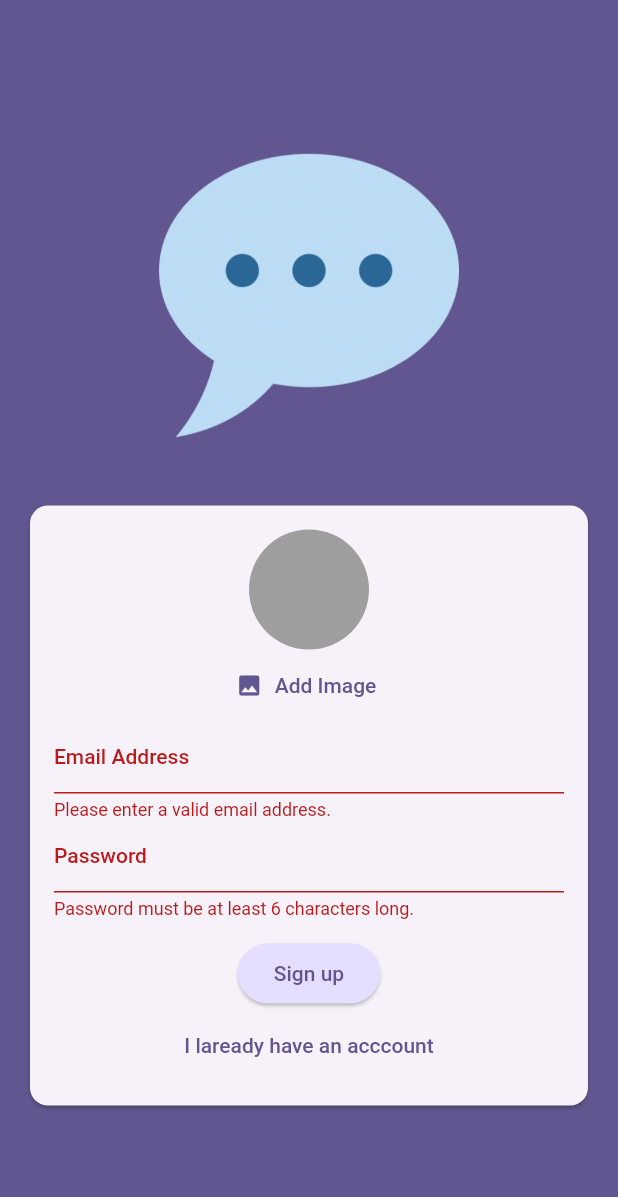
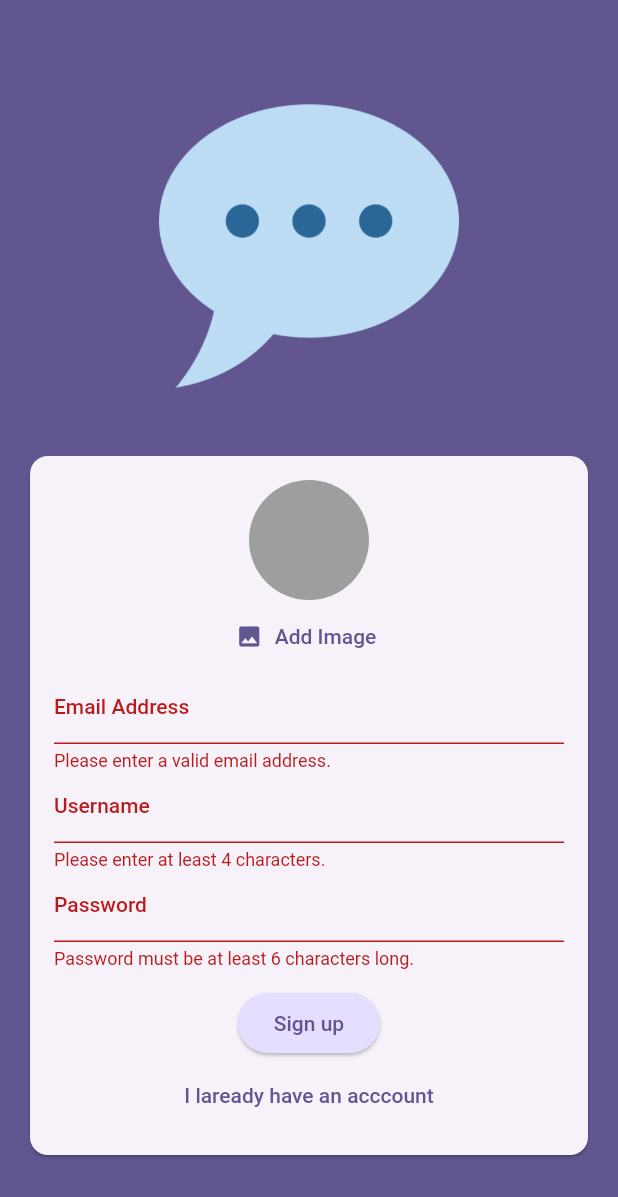
Before and after one commit to WinterAssassin/chat_app, a Flutter app: the screen it shows after launch, after a tap on "Login", after a tap on "Create an account", after a tap on "Sign up", on a phone screen of 412 x 824 dp. Shown: the top 1197 px of the screen. Run offline on Flutter 3.47's test engine with Material 2 defaults, Android fonts, the phone set to English and light mode, and no system bars; our stand-ins replace cloud_firestore, firebase_auth, firebase_core, firebase_storage, image_picker; accounts and stored records are empty.

Commit message:
Create username field, store data to firestore

```diff
--- a/chat_app/lib/screens/auth.dart
+++ b/chat_app/lib/screens/auth.dart
@@ -1,6 +1,7 @@
 import 'dart:io';
 
 import 'package:chat_app/widgets/user_image_picker.dart';
+import 'package:cloud_firestore/cloud_firestore.dart';
 import 'package:firebase_storage/firebase_storage.dart';
 import 'package:flutter/material.dart';
 import 'package:firebase_auth/firebase_auth.dart';
@@ -20,6 +21,7 @@ class _AuthScreenState extends State<AuthScreen> {
   var _isLogin = true;
   var _enteredEmail = '';
   var _enteredPassword = '';
+  var _enteredUsername = '';
   File? _selectedImage;
   var _isAuthenticating = false;
 
@@ -50,6 +52,15 @@ class _AuthScreenState extends State<AuthScreen> {
 
         await storageRef.putFile(_selectedImage!);
         final imageUrl = await storageRef.getDownloadURL();
+
+        await FirebaseFirestore.instance
+            .collection('users')
+            .doc(userCredentials.user!.uid)
+            .set({
+          'username': _enteredUsername,
+          'email': _enteredEmail,
+          'image_url': imageUrl,
+        });
       }
     } on FirebaseAuthException catch (error) {
       if (error.code == 'email-already-in-use') {
@@ -117,6 +128,23 @@ class _AuthScreenState extends State<AuthScreen> {
                               _enteredEmail = value!;
                             },
                           ),
+                          if (!_isLogin)
+                            TextFormField(
+                              decoration:
+                                  const InputDecoration(labelText: 'Username'),
+                              enableSuggestions: false,
+                              validator: (value) {
+                                if (value == null ||
+                                    value.isEmpty ||
+                                    value.trim().length < 4) {
+                                  return 'Please enter at least 4 characters.';
+                                }
+                                return null;
+                              },
+                              onSaved: (newValue) {
+                                _enteredUsername = newValue!;
+                              },
+                            ),
                           TextFormField(
                             decoration:
                                 const InputDecoration(labelText: 'Password'),
```
